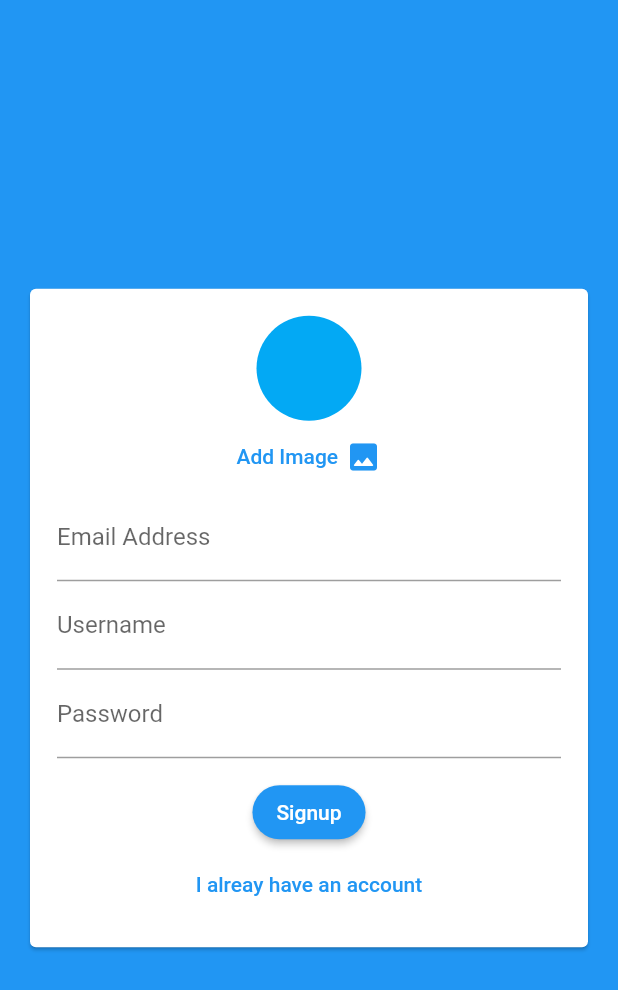
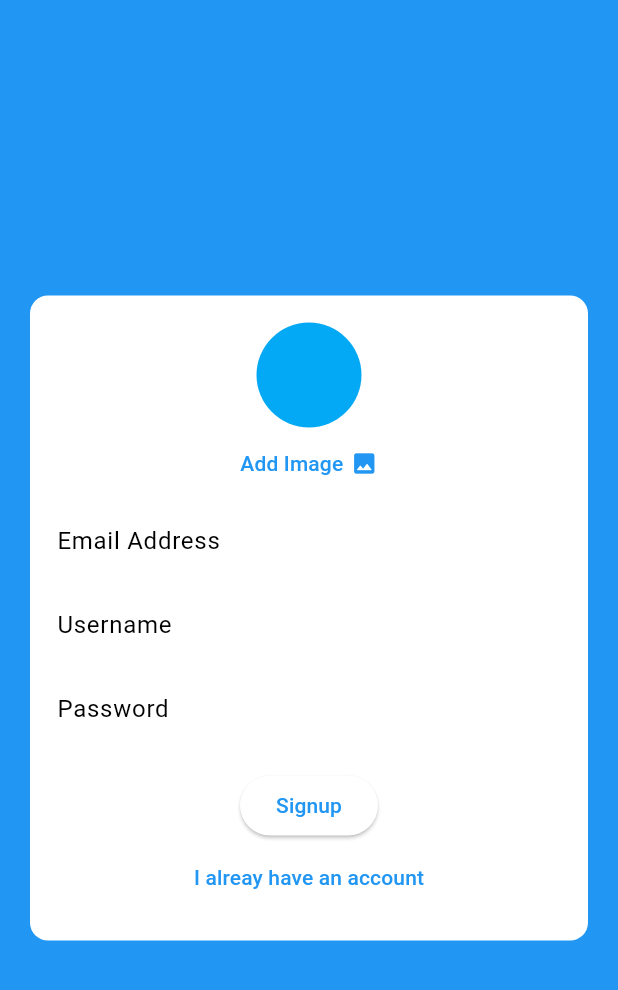
Before and after one commit to Blue-Cheesecake/ChatApp-Flutter, a Flutter app: the screen it shows after launch, on a phone screen of 412 x 824 dp. Shown: the top 990 px of the screen. Run offline on Flutter 3.47's test engine with Material 2 defaults, Android fonts, the phone set to English and light mode, and no system bars; our stand-ins replace cloud_firestore, firebase_auth, firebase_core, firebase_messaging, firebase_storage, image_picker; accounts and stored records are empty.

Commit message:
feat: mate3

```diff
--- a/lib/main.dart
+++ b/lib/main.dart
@@ -30,6 +30,7 @@ class Main extends StatelessWidget {
       title: 'Material App',
       debugShowCheckedModeBanner: false,
       theme: ThemeData(
+        useMaterial3: true,
         primaryColor: Colors.blue,
         colorScheme:
             ColorScheme.fromSwatch(primarySwatch: Colors.blue).copyWith(
@@ -40,7 +41,7 @@ class Main extends StatelessWidget {
         stream: FirebaseAuth.instance.authStateChanges(),
         builder: (context, snapshot) {
           if (snapshot.hasData) {
-            return ChatScreen();
+            return const ChatScreen();
           }
           return const AuthScreen();
         },
--- a/lib/screens/auth/widgets/auth_form.dart
+++ b/lib/screens/auth/widgets/auth_form.dart
@@ -73,6 +73,7 @@ class _AuthFormState extends State<AuthForm> {
     return Center(
       child: Card(
         margin: const EdgeInsets.all(20),
+        elevation: 0,
         child: SingleChildScrollView(
           padding: const EdgeInsets.all(18),
           child: Form(
@@ -160,6 +161,16 @@ class _AuthFormState extends State<AuthForm> {
 
                 // Switch
                 TextButton(
+                  style: ButtonStyle(
+                    overlayColor: MaterialStateProperty.resolveWith(
+                        (_) => const Color.fromRGBO(240, 240, 240, 1)),
+                    padding: MaterialStateProperty.resolveWith(
+                      (_) => const EdgeInsets.symmetric(
+                        vertical: 10,
+                        horizontal: 15,
+                      ),
+                    ),
+                  ),
                   onPressed: () {
                     setState(() {
                       _loginMode = !_loginMode;
```
Also changed, not shown: 1 other file. Lines whose indentation alone changed are shown as unchanged.
